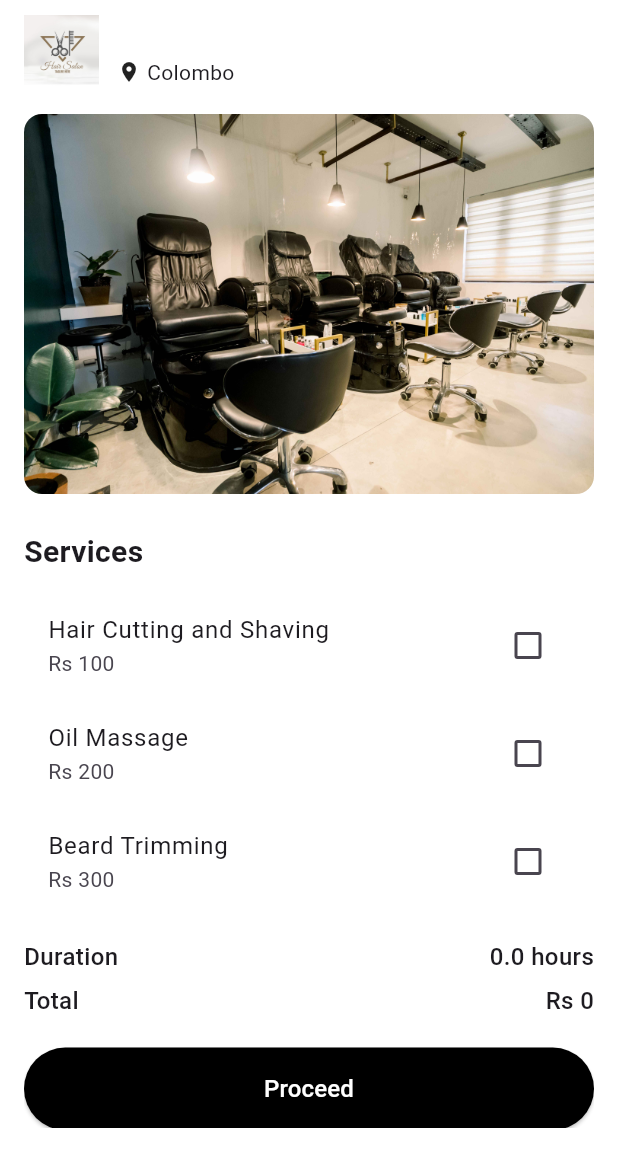
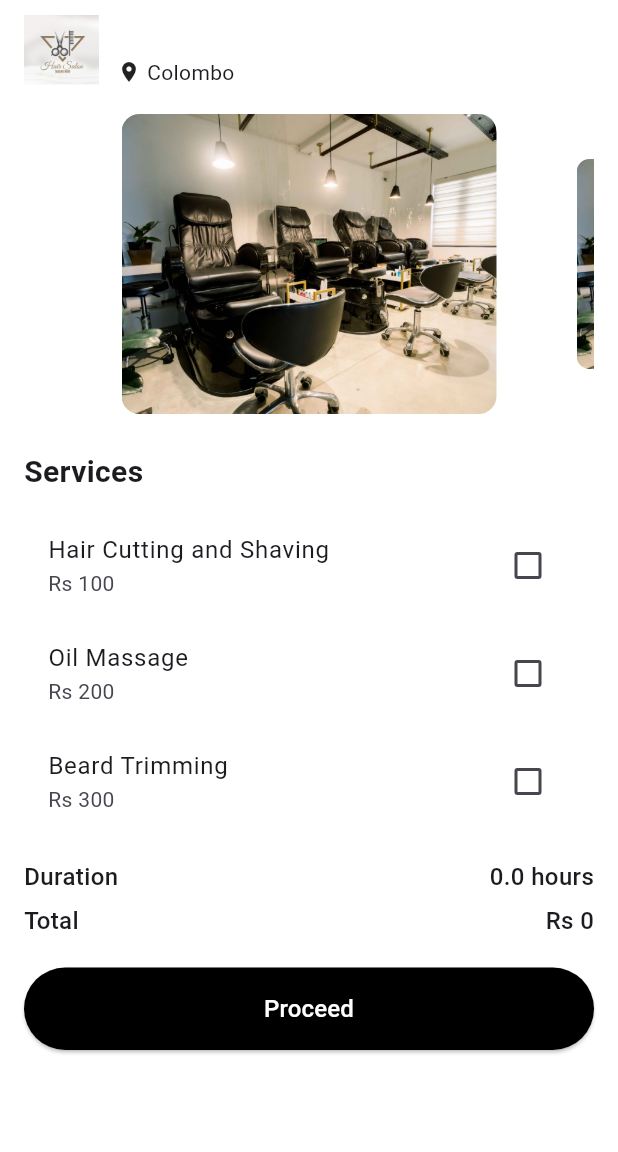
Before and after one commit to jayasinghesasmitha/Vivora-Mobile-app, a Flutter app: the SalonProfile screen opened directly with empty values, on a phone screen of 412 x 824 dp, the part 84-1236 px from its top. Run offline on Flutter 3.47's test engine with Material 3 defaults, Android fonts, the phone set to English and light mode, and no system bars; our stand-ins replace cloud_firestore, firebase_auth, firebase_core, flutter_dotenv, flutter_map, geolocator and 2 more; accounts and stored records are empty; network calls fail; Roboto replaces fonts that are missing (VivoraFont).

Commit message:
Update salon_profile.dart

```diff
--- a/book_my_saloon/lib/screens/salon_profile.dart
+++ b/book_my_saloon/lib/screens/salon_profile.dart
@@ -11,6 +11,7 @@ class SalonProfile extends StatefulWidget {
 }
 
 class _SalonProfileState extends State<SalonProfile> {
+  late PageController _pageController;
   Map<String, bool> selectedServices = {
     "Hair Cutting and Shaving": false,
     "Oil Massage": false,
@@ -40,7 +41,29 @@ class _SalonProfileState extends State<SalonProfile> {
       .fold(0, (a, b) => a + b);
 
   @override
+  void initState() {
+    super.initState();
+    _pageController = PageController(
+      initialPage: 0,
+      viewportFraction: 0.7, // 70% of width for current image
+    );
+  }
+
+  @override
+  void dispose() {
+    _pageController.dispose();
+    super.dispose();
+  }
+
+  @override
   Widget build(BuildContext context) {
+    // List of salon images (replace with actual image paths)
+    final List<String> salonImages = [
+      'images/salon.jpg',
+      'images/salon.jpg',
+      'images/salon.jpg',
+    ];
+
     return Scaffold(
       body: SafeArea(
         child: Padding(
@@ -64,6 +87,9 @@ class _SalonProfileState extends State<SalonProfile> {
                     'images/salon_image.jpg',
                     height: 50,
                     width: 50,
+                    errorBuilder: (context, error, stackTrace) {
+                      return Icon(Icons.error, color: Colors.red);
+                    },
                   ),
                   const SizedBox(width: 12),
                   Column(
@@ -84,11 +110,42 @@ class _SalonProfileState extends State<SalonProfile> {
                 ],
               ),
               const SizedBox(height: 16),
-              ClipRRect(
-                borderRadius: BorderRadius.circular(12),
-                child: Image.asset(
-                  'images/salon.jpg', // Replace with actual salon image
-                  fit: BoxFit.cover,
+              // Horizontal Scrollable Image Gallery
+              SizedBox(
+                height: 200,
+                child: PageView.builder(
+                  itemCount: salonImages.length,
+                  controller: _pageController,
+                  itemBuilder: (context, index) {
+                    return AnimatedBuilder(
+                      animation: _pageController,
+                      builder: (context, child) {
+                        final pageOffset = (index - (_pageController.page ?? 0)).abs();
+                        final scale = pageOffset == 0 ? 1.0 : 0.7; // Current image is full size
+                        return Transform.scale(
+                          scale: scale,
+                          child: Padding(
+                            padding: const EdgeInsets.symmetric(horizontal: 8.0),
+                            child: ClipRRect(
+                              borderRadius: BorderRadius.circular(12),
+                              child: Image.asset(
+                                salonImages[index],
+                                fit: BoxFit.cover,
+                                width: 200,
+                                height: 200,
+                                errorBuilder: (context, error, stackTrace) {
+                                  return Container(
+                                    color: Colors.grey,
+                                    child: Center(child: Text('Image Error')),
+                                  );
+                                },
+                              ),
+                            ),
+                          ),
+                        );
+                      },
+                    );
+                  },
                 ),
               ),
               const SizedBox(height: 24),
@@ -142,7 +199,7 @@ class _SalonProfileState extends State<SalonProfile> {
                   Navigator.push(
                     context,
                     MaterialPageRoute(
-                        builder: (context) => const BookingScreen(saloonName: '',)),
+                        builder: (context) => BookingScreen(saloonName: widget.salonName)),
                   );
                 },
                 child: const Text("Proceed",
```
